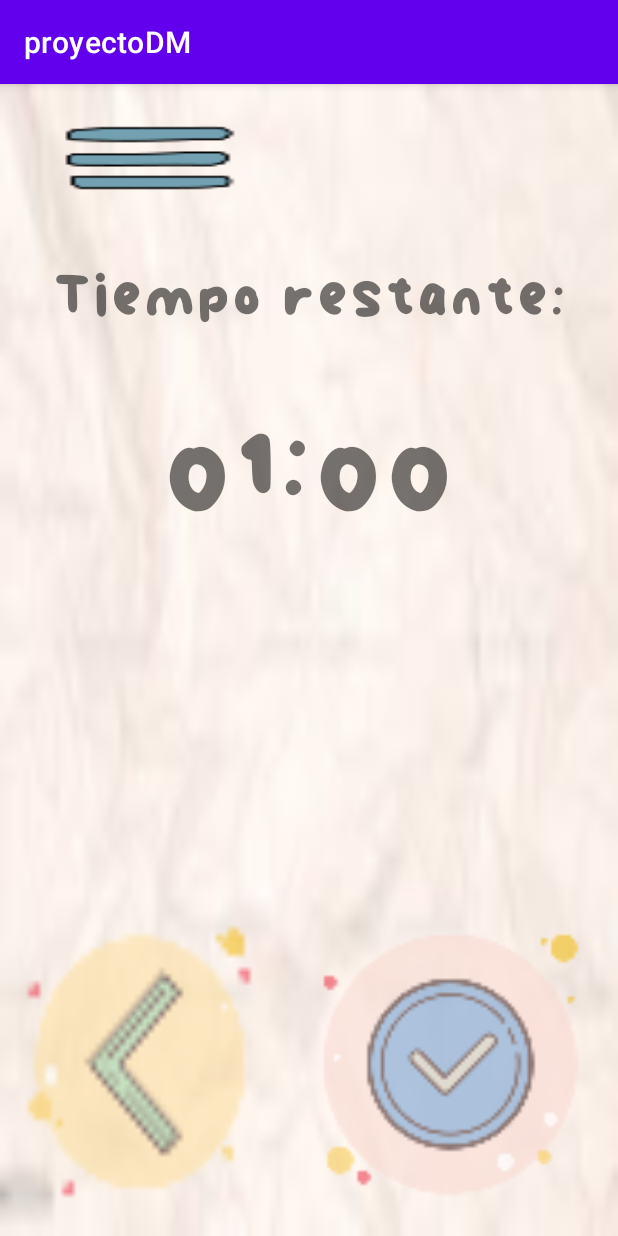
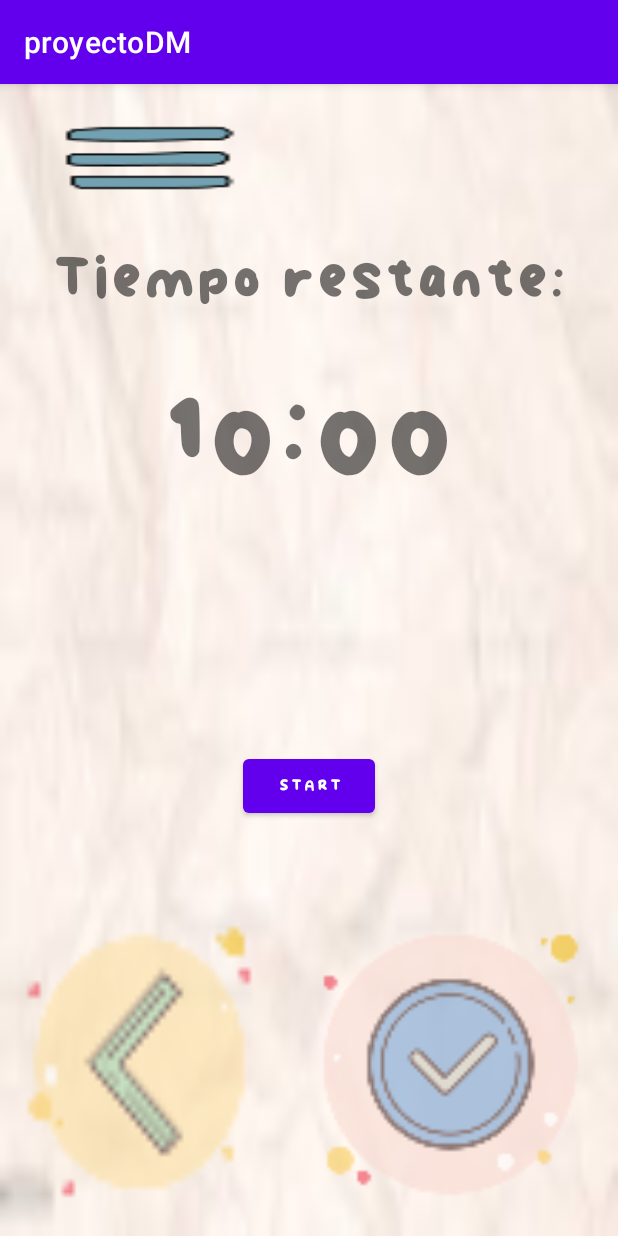
Before and after one commit to kirle/Papelitos-Android, an Android app: the RoundTimer screen opened directly, with no data from a screen before it, on a phone screen of 412 x 824 dp. Run offline under Robolectric (Android 15) with nearby library versions, the phone set to English and light mode, and no system bars.

Commit message:
18/11 - added CountDownTimer

```diff
--- a/app/src/main/java/com/example/proyectodm/iu/MainActivity.java
+++ b/app/src/main/java/com/example/proyectodm/iu/MainActivity.java
@@ -69,7 +69,7 @@
     }
 
     public void sendMessage(){
-        Intent intent = new Intent(this, RegistrarJugadores.class);
+        Intent intent = new Intent(this, RoundTimer.class);
         intent.setFlags(Intent.FLAG_ACTIVITY_CLEAR_TOP);
         playSound();
         startActivity(intent);
--- a/app/src/main/java/com/example/proyectodm/iu/RoundTimer.java
+++ b/app/src/main/java/com/example/proyectodm/iu/RoundTimer.java
@@ -6,19 +6,62 @@
 import android.content.Intent;
 import android.media.MediaPlayer;
 import android.os.Bundle;
+import android.os.CountDownTimer;
 import android.view.View;
 import android.widget.Button;
 import android.widget.ImageButton;
+import android.widget.TextView;
+import android.widget.Toast;
 
 import com.example.proyectodm.R;
 
+import java.util.Locale;
+
 public class RoundTimer extends AppCompatActivity {
+
+    private static final long START_TIME_IN_MILLIS = 600000;
+
+    private TextView txt_timer;
+    private Button mButtonStartPause;
+    private Button mButtonReset;
+
+    private CountDownTimer timer;
+
+    private Boolean mTimerRunning = false;
+
+    private long mTimeLeftInMillis = START_TIME_IN_MILLIS;
 
     @Override
     protected void onCreate(Bundle savedInstanceState) {
         super.onCreate(savedInstanceState);
         setContentView(R.layout.activity_round_timer);
+
+        txt_timer = (TextView) findViewById(R.id.txt_timer);
+
+        mButtonStartPause = findViewById(R.id.button_start_pause);
+        mButtonReset = findViewById(R.id.button_reset);
+
+
         ImageButton btn_back = (ImageButton) findViewById(R.id.btn_menu);
+
+        mButtonStartPause.setOnClickListener(new View.OnClickListener() {
+            @Override
+            public void onClick(View view) {
+                if(mTimerRunning){
+                    pauseTimer();
+                }else{
+                    startTimer();
+                }
+            }
+        });
+
+        mButtonReset.setOnClickListener(new View.OnClickListener() {
+            @Override
+            public void onClick(View view) {
+                resetTimer();
+            }
+        });
+
         btn_back.setOnClickListener(new View.OnClickListener() {
             @Override
             public void onClick(View v) {
@@ -31,9 +74,55 @@
             }
         });
 
+        updateCountDownText();
+
     }
     public void playSound(){
         MediaPlayer mediaPlayer = MediaPlayer.create(this, R.raw.changesound);
         mediaPlayer.start();
     }
+
+    private void startTimer(){
+        timer = new CountDownTimer(mTimeLeftInMillis, 1000) {
+            @Override
+            public void onTick(long millisUntilFinished) {
+                mTimeLeftInMillis = millisUntilFinished;
+                updateCountDownText();
+            }
+
+            @Override
+            public void onFinish() {
+                mTimerRunning = false;
+                mButtonStartPause.setText("Start");
+                mButtonStartPause.setVisibility(View.INVISIBLE);
+                mButtonReset.setVisibility(View.VISIBLE);
+            }
+        }.start();
+
+        mTimerRunning = true;
+        mButtonStartPause.setText("pause");
+        mButtonReset.setVisibility(View.INVISIBLE);
+    }
+
+    private void pauseTimer(){
+        timer.cancel();
+        mTimerRunning = false;
+        mButtonStartPause.setText("Start");
+        mButtonReset.setVisibility(View.VISIBLE);
+    }
+
+    private void resetTimer(){
+        mTimeLeftInMillis = START_TIME_IN_MILLIS;
+        updateCountDownText();
+        mButtonReset.setVisibility(View.INVISIBLE);
+    }
+
+    private void updateCountDownText(){
+        int minutes = (int) mTimeLeftInMillis / 1000 / 60;
+        int seconds = (int) mTimeLeftInMillis / 1000 % 60;
+
+        String timeLeftFormatted = String.format(Locale.getDefault(),"%02d:%02d", minutes, seconds);
+
+        txt_timer.setText(timeLeftFormatted);
+    }
 }
--- a/app/src/main/res/layout/activity_registrar_jugadores.xml
+++ b/app/src/main/res/layout/activity_registrar_jugadores.xml
@@ -103,7 +103,7 @@
                 android:layout_height="match_parent"
                 android:layout_weight="0.5"
                 android:background="@mipmap/paperleft"
-                app:srcCompat="@mipmap/paperleft"
+
 
                 />
 
@@ -116,7 +116,7 @@
 
 
                 android:background="@mipmap/paperright"
-                app:srcCompat="@mipmap/paperright" />
+                />
 
         </LinearLayout>
     </LinearLayout>
--- a/app/src/main/res/layout/activity_round_timer.xml
+++ b/app/src/main/res/layout/activity_round_timer.xml
@@ -71,6 +71,28 @@
                 android:fontFamily="@font/fatchicks"
 
                 android:textAlignment="center" />
+
+            <Button
+                android:id="@+id/button_start_pause"
+                android:layout_width="wrap_content"
+                android:layout_height="wrap_content"
+                android:layout_below="@+id/txt_timer"
+                android:layout_centerHorizontal="true"
+                android:layout_gravity="center"
+                android:text="start"
+                android:fontFamily="@font/fatchicks"/>
+
+            <Button
+                android:id="@+id/button_reset"
+                android:layout_width="wrap_content"
+                android:layout_height="wrap_content"
+                android:layout_gravity="center"
+                android:layout_toEndOf="@+id/button_start_pause"
+                android:text="reset"
+                android:fontFamily="@font/fatchicks"
+                android:visibility="invisible"
+                tools:visibility="visible" />
+
         </LinearLayout>
 
         <LinearLayout
```
Also changed, not shown: app/src/main/res/mipmap-xhdpi/start_icon.png (added).
